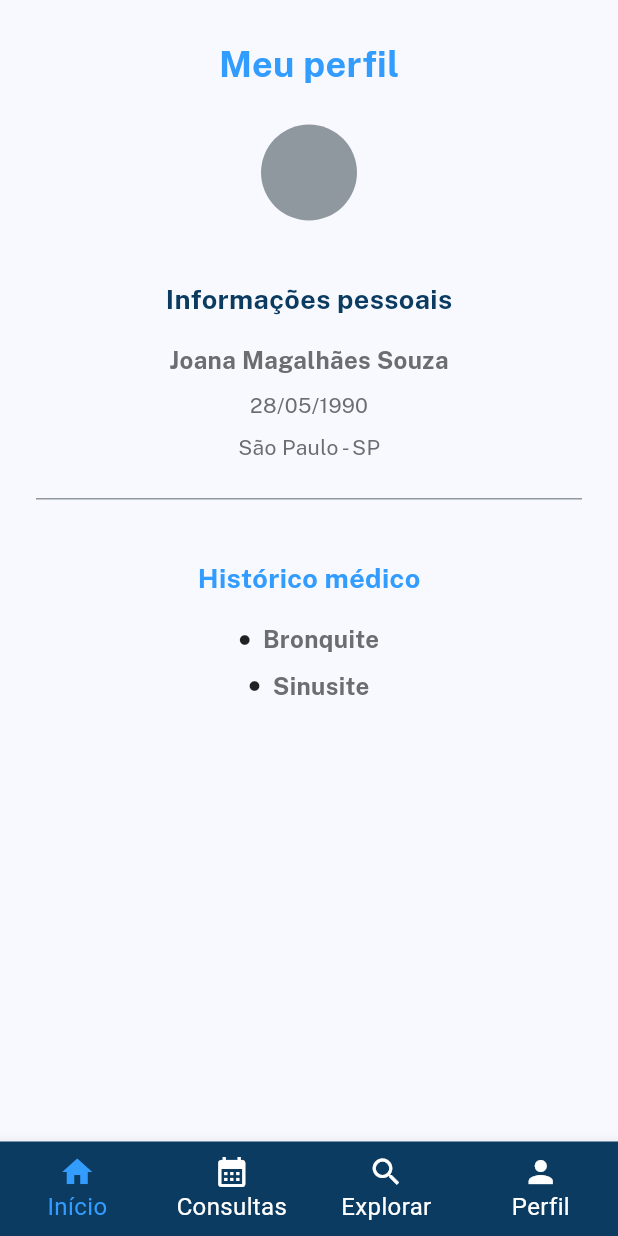
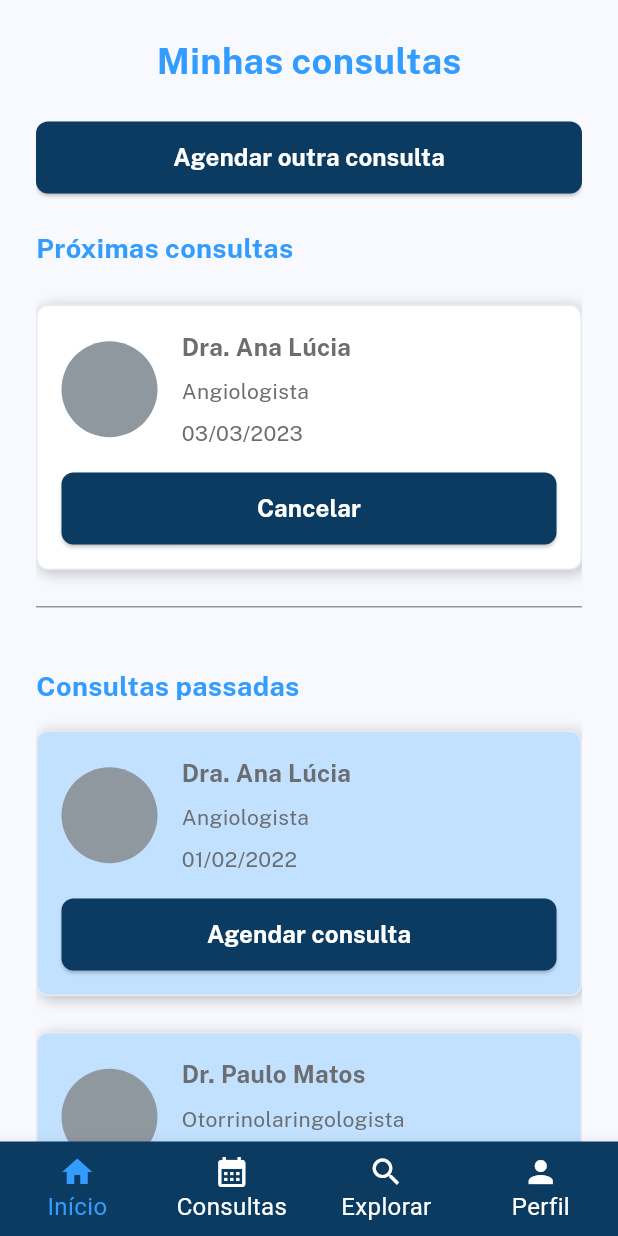
Before and after one commit to otaviohenrique1/voll_med, a Flutter app: the screen it shows after launch, on a phone screen of 412 x 824 dp. Run offline on Flutter 3.47's test engine with Material 2 defaults, Android fonts, the phone set to English and light mode, and no system bars; our stand-ins replace mask_text_input_formatter.

Commit message:
commit 30

```diff
--- a/lib/components/avatar.dart
+++ b/lib/components/avatar.dart
@@ -1,4 +1,5 @@
 import 'package:flutter/material.dart';
+import 'package:voll_med/styles/colors.dart';
 
 class Avatar extends StatelessWidget {
   const Avatar({
@@ -7,16 +8,11 @@ class Avatar extends StatelessWidget {
 
   @override
   Widget build(BuildContext context) {
-    return Center(
-      child: Container(
-        width: 64,
-        height: 64,
-        color: Colors.white,
-        child: const Placeholder(
-          child: Center(
-            child: Text("Avatar"),
-          ),
-        ),
+    return const SizedBox(
+      width: 64,
+      height: 64,
+      child: CircleAvatar(
+        backgroundColor: cinza2,
       ),
     );
   }
--- a/lib/components/item_historico_medico.dart
+++ b/lib/components/item_historico_medico.dart
@@ -17,10 +17,11 @@ class ItemHistoricoMedico extends StatelessWidget {
       children: [
         Row(
           mainAxisAlignment: MainAxisAlignment.center,
+          crossAxisAlignment: CrossAxisAlignment.center,
           children: [
             const Icon(
               Icons.circle,
-              size: 8,
+              size: 6,
             ),
             const SizedBox(width: 8),
             Titulo(
--- /dev/null
+++ b/lib/components/medico.dart
@@ -0,0 +1,98 @@
+import 'package:flutter/material.dart';
+import 'package:voll_med/components/avatar.dart';
+import 'package:voll_med/components/botao.dart';
+import 'package:voll_med/components/titulo.dart';
+import 'package:voll_med/styles/colors.dart';
+import 'package:voll_med/styles/fonts.dart';
+
+class Medico extends StatelessWidget {
+  const Medico({
+    super.key,
+    required this.nome,
+    required this.cargo,
+    required this.data,
+    required this.backgroundColor,
+    required this.botaoOnPressed,
+    required this.botaoLabel,
+    this.margin,
+  });
+
+  final String nome;
+  final String cargo;
+  final String data;
+  final Color backgroundColor;
+  final void Function() botaoOnPressed;
+  final String botaoLabel;
+  final EdgeInsetsGeometry? margin;
+
+  @override
+  Widget build(BuildContext context) {
+    return Container(
+      padding: const EdgeInsets.all(16),
+      margin: margin,
+      decoration: BoxDecoration(
+        color: backgroundColor,
+        boxShadow: const [
+          BoxShadow(
+            color: Color.fromRGBO(0, 0, 0, 0.25),
+            spreadRadius: 0,
+            blurRadius: 8,
+            offset: Offset(2, 2),
+          ),
+        ],
+        border: Border.all(
+          width: 1,
+          color: cinza1,
+          style: BorderStyle.solid,
+        ),
+        borderRadius: BorderRadius.circular(8),
+      ),
+      child: Column(
+        children: [
+          Row(
+            children: [
+              const Avatar(),
+              const SizedBox(width: 16),
+              Column(
+                crossAxisAlignment: CrossAxisAlignment.start,
+                children: [
+                  Titulo(
+                    titulo: nome,
+                    color: cinza3,
+                    alignment: Alignment.center,
+                    fontSize: 16,
+                    fontWeight: fontWeightBold,
+                  ),
+                  Container(
+                    margin: const EdgeInsets.symmetric(vertical: 8),
+                    child: Titulo(
+                      titulo: cargo,
+                      color: cinza3,
+                      alignment: Alignment.center,
+                      fontSize: 14,
+                      fontWeight: fontWeightRegular,
+                    ),
+                  ),
+                  Titulo(
+                    titulo: data,
+                    color: cinza3,
+                    alignment: Alignment.center,
+                    fontSize: 14,
+                    fontWeight: fontWeightRegular,
+                  ),
+                ],
+              ),
+            ],
+          ),
+          const SizedBox(height: 16),
+          Botao(
+            onPressed: botaoOnPressed,
+            fontColor: branco,
+            label: botaoLabel,
+            backgroundColor: azul3,
+          ),
+        ],
+      ),
+    );
+  }
+}
--- a/lib/main.dart
+++ b/lib/main.dart
@@ -1,5 +1,6 @@
 import 'package:flutter/material.dart';
-import 'package:voll_med/pages/perfil.dart';
+import 'package:voll_med/pages/minhas_consultas.dart';
+// import 'package:voll_med/pages/perfil.dart';
 // import 'package:voll_med/pages/homepage.dart';
 // import 'package:voll_med/pages/cadastro.dart';
 // import 'package:voll_med/pages/login.dart';
@@ -22,7 +23,8 @@ class VollMed extends StatelessWidget {
             const AppBarTheme(backgroundColor: Color.fromRGBO(0, 33, 61, 1)),
         useMaterial3: true,
       ),
-      home: const Perfil(),
+      home: const MinhasConsultas(),
+      // home: const Perfil(),
       // home: const Homepage(),
       // home: const Login(),
       // home: const Cadastro(),
--- /dev/null
+++ b/lib/pages/minhas_consultas.dart
@@ -0,0 +1,169 @@
+import 'package:flutter/material.dart';
+import 'package:voll_med/components/botao.dart';
+import 'package:voll_med/components/item_historico_medico.dart';
+import 'package:voll_med/components/medico.dart';
+import 'package:voll_med/styles/fonts.dart';
+import 'package:voll_med/components/titulo.dart';
+import 'package:voll_med/styles/colors.dart';
+
+import '../components/avatar.dart';
+
+class MinhasConsultas extends StatefulWidget {
+  const MinhasConsultas({super.key});
+
+  @override
+  State<MinhasConsultas> createState() => _MinhasConsultasState();
+}
+
+class _MinhasConsultasState extends State<MinhasConsultas> {
+  var formKey = GlobalKey<FormState>();
+  final TextEditingController _especialidadeController =
+      TextEditingController();
+  final TextEditingController _localizacaoController = TextEditingController();
+
+  @override
+  void dispose() {
+    _especialidadeController.dispose();
+    _localizacaoController.dispose();
+    super.dispose();
+  }
+
+  int _selectedTabIndex = 0;
+
+  void _onItemTapped(int index) {
+    setState(() {
+      _selectedTabIndex = index;
+    });
+  }
+
+  @override
+  Widget build(BuildContext context) {
+    return Scaffold(
+      appBar: AppBar(
+        toolbarHeight: 0,
+        // backgroundColor: Theme.of(context).colorScheme.primary,
+        automaticallyImplyLeading: false,
+      ),
+      body: Padding(
+        padding: const EdgeInsets.symmetric(horizontal: 24),
+        child: SingleChildScrollView(
+          child: Column(
+            children: [
+              const SizedBox(height: 23),
+              const Titulo(
+                titulo: "Minhas consultas",
+                color: azul2,
+                alignment: Alignment.center,
+                fontSize: 24,
+                fontWeight: fontWeightBold,
+              ),
+              const SizedBox(height: 24),
+              Botao(
+                onPressed: () {},
+                fontColor: branco,
+                label: "Agendar outra consulta",
+                backgroundColor: azul3,
+              ),
+              const SizedBox(height: 24),
+              const Titulo(
+                titulo: "Próximas consultas",
+                color: azul2,
+                alignment: Alignment.centerLeft,
+                fontSize: 18,
+                fontWeight: fontWeightBold,
+              ),
+              const SizedBox(height: 24),
+              Medico(
+                nome: "Dra. Ana Lúcia",
+                cargo: "Angiologista",
+                data: "03/03/2023",
+                backgroundColor: branco,
+                botaoLabel: "Cancelar",
+                botaoOnPressed: () {},
+              ),
+              const SizedBox(height: 24),
+              const Divider(
+                height: 1,
+                color: cinza2,
+              ),
+              const SizedBox(height: 24),
+              Padding(
+                padding: const EdgeInsets.symmetric(vertical: 16),
+                child: Column(
+                  // mainAxisAlignment: MainAxisAlignment.start,
+                  children: [
+                    const Titulo(
+                      titulo: "Consultas passadas",
+                      color: azul2,
+                      alignment: Alignment.centerLeft,
+                      fontSize: 18,
+                      fontWeight: fontWeightBold,
+                    ),
+                    const SizedBox(height: 16),
+                    Medico(
+                      nome: "Dra. Ana Lúcia",
+                      cargo: "Angiologista",
+                      data: "01/02/2022",
+                      backgroundColor: azul5,
+                      botaoLabel: "Agendar consulta",
+                      botaoOnPressed: () {},
+                      margin: const EdgeInsets.only(bottom: 24),
+                    ),
+                    Medico(
+                      nome: "Dr. Paulo Matos",
+                      cargo: "Otorrinolaringologista",
+                      data: "09/08/2022",
+                      backgroundColor: azul5,
+                      botaoLabel: "Agendar consulta",
+                      botaoOnPressed: () {},
+                      margin: const EdgeInsets.only(bottom: 24),
+                    ),
+                    Medico(
+                      nome: "Dra. Mariana Luz",
+                      cargo: "Mastologista",
+                      data: "07/10/2022",
+                      backgroundColor: azul5,
+                      botaoLabel: "Agendar consulta",
+                      botaoOnPressed: () {},
+                      margin: const EdgeInsets.only(bottom: 24),
+                    ),
+                  ],
+                ),
+              ),
+            ],
+          ),
+        ),
+      ),
+      bottomNavigationBar: BottomNavigationBar(
+        items: const <BottomNavigationBarItem>[
+          BottomNavigationBarItem(
+            icon: Icon(Icons.home),
+            label: 'Início',
+          ),
+          BottomNavigationBarItem(
+            icon: Icon(Icons.calendar_month),
+            label: 'Consultas',
+          ),
+          BottomNavigationBarItem(
+            icon: Icon(Icons.search),
+            label: 'Explorar',
+          ),
+          BottomNavigationBarItem(
+            icon: Icon(Icons.person),
+            label: 'Perfil',
+          ),
+        ],
+        currentIndex: _selectedTabIndex,
+        onTap: _onItemTapped,
+        iconSize: 24,
+        showSelectedLabels: true,
+        type: BottomNavigationBarType.fixed,
+        backgroundColor: azul3,
+        selectedItemColor: azul2,
+        unselectedItemColor: branco,
+        selectedFontSize: 16,
+        unselectedFontSize: 16,
+      ),
+    );
+  }
+}
--- a/lib/pages/perfil.dart
+++ b/lib/pages/perfil.dart
@@ -74,7 +74,7 @@ class _PerfilState extends State<Perfil> {
                 children: [
                   const Titulo(
                     titulo: "Informações pessoais",
-                    color: azul3,
+                    color: azul2,
                     alignment: Alignment.center,
                     fontSize: 18,
                     fontWeight: fontWeightBold,
@@ -126,7 +126,7 @@ class _PerfilState extends State<Perfil> {
                         ItemHistoricoMedico(texto: "Sinusite"),
                       ],
                     ),
-                  )
+                  ),
                 ],
               ),
             ),
```
